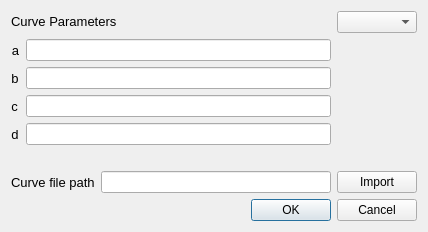
First picture: the form in TCDMeatApp_Qt(with ui)/TCDMeatApp_Qt_ui/settingdialog.ui, repository RockyXu66/TCD-Project-MeatSensor-Qt-WithGUI-Win, before the edit.
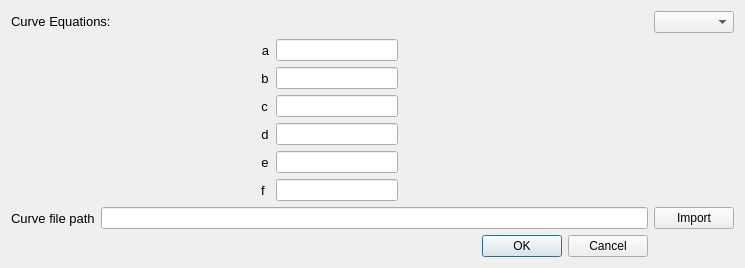
Second picture: the form after the edit.

Commit message: Add 5 fitting curves to the setting dialog.

Patch:
```diff
--- a/TCDMeatApp_Qt(with ui)/TCDMeatApp_Qt_ui/settingdialog.ui
+++ b/TCDMeatApp_Qt(with ui)/TCDMeatApp_Qt_ui/settingdialog.ui
@@ -6,45 +6,16 @@
    <rect>
     <x>0</x>
     <y>0</y>
-    <width>428</width>
-    <height>232</height>
+    <width>745</width>
+    <height>268</height>
    </rect>
   </property>
   <property name="windowTitle">
    <string>Setting</string>
   </property>
   <layout class="QGridLayout" name="gridLayout">
-   <item row="4" column="0" colspan="2">
-    <widget class="QDialogButtonBox" name="buttonBox">
-     <property name="orientation">
-      <enum>Qt::Horizontal</enum>
-     </property>
-     <property name="standardButtons">
-      <set>QDialogButtonBox::Cancel|QDialogButtonBox::Ok</set>
-     </property>
-    </widget>
-   </item>
-   <item row="3" column="1">
-    <widget class="QPushButton" name="pushButtonImportCurvePara">
-     <property name="sizePolicy">
-      <sizepolicy hsizetype="Fixed" vsizetype="Fixed">
-       <horstretch>0</horstretch>
-       <verstretch>0</verstretch>
-      </sizepolicy>
-     </property>
-     <property name="minimumSize">
-      <size>
-       <width>10</width>
-       <height>5</height>
-      </size>
-     </property>
-     <property name="text">
-      <string>Import</string>
-     </property>
-    </widget>
-   </item>
-   <item row="1" column="0">
-    <widget class="QLabel" name="label">
+   <item row="0" column="0">
+    <widget class="QLabel" name="labelCurveEquation">
      <property name="sizePolicy">
       <sizepolicy hsizetype="Minimum" vsizetype="Fixed">
        <horstretch>0</horstretch>
@@ -57,11 +28,21 @@
       </font>
      </property>
      <property name="text">
-      <string>Curve Parameters</string>
+      <string>Curve Equations: </string>
      </property>
     </widget>
    </item>
-   <item row="3" column="0">
+   <item row="0" column="1">
+    <widget class="QComboBox" name="comboBoxCurveType">
+     <property name="editable">
+      <bool>false</bool>
+     </property>
+     <property name="currentText">
+      <string/>
+     </property>
+    </widget>
+   </item>
+   <item row="2" column="0">
     <layout class="QHBoxLayout" name="horizontalLayout">
      <item>
       <widget class="QLabel" name="label_2">
@@ -80,8 +61,33 @@
      </item>
     </layout>
    </item>
-   <item row="2" column="0">
+   <item row="2" column="1">
+    <widget class="QPushButton" name="pushButtonImportCurvePara">
+     <property name="sizePolicy">
+      <sizepolicy hsizetype="Fixed" vsizetype="Fixed">
+       <horstretch>0</horstretch>
+       <verstretch>0</verstretch>
+      </sizepolicy>
+     </property>
+     <property name="minimumSize">
+      <size>
+       <width>10</width>
+       <height>5</height>
+      </size>
+     </property>
+     <property name="text">
+      <string>Import</string>
+     </property>
+    </widget>
+   </item>
+   <item row="1" column="0">
     <layout class="QFormLayout" name="formLayout">
+     <property name="leftMargin">
+      <number>250</number>
+     </property>
+     <property name="rightMargin">
+      <number>250</number>
+     </property>
      <item row="0" column="0">
       <widget class="QLabel" name="label_setting_a">
        <property name="font">
@@ -147,6 +153,16 @@
        </property>
       </widget>
      </item>
+     <item row="2" column="1">
+      <widget class="QLineEdit" name="lineEdit_setting_c">
+       <property name="sizePolicy">
+        <sizepolicy hsizetype="Minimum" vsizetype="Fixed">
+         <horstretch>40</horstretch>
+         <verstretch>0</verstretch>
+        </sizepolicy>
+       </property>
+      </widget>
+     </item>
      <item row="3" column="0">
       <widget class="QLabel" name="label_setting_d">
        <property name="font">
@@ -178,25 +194,77 @@
        </property>
       </widget>
      </item>
-     <item row="2" column="1">
-      <widget class="QLineEdit" name="lineEdit_setting_c">
+     <item row="4" column="0">
+      <widget class="QLabel" name="label_setting_e">
+       <property name="font">
+        <font>
+         <pointsize>10</pointsize>
+        </font>
+       </property>
+       <property name="text">
+        <string>e</string>
+       </property>
+       <property name="alignment">
+        <set>Qt::AlignCenter</set>
+       </property>
+      </widget>
+     </item>
+     <item row="4" column="1">
+      <widget class="QLineEdit" name="lineEdit_setting_e">
        <property name="sizePolicy">
         <sizepolicy hsizetype="Minimum" vsizetype="Fixed">
          <horstretch>40</horstretch>
          <verstretch>0</verstretch>
         </sizepolicy>
+       </property>
+       <property name="minimumSize">
+        <size>
+         <width>40</width>
+         <height>0</height>
+        </size>
+       </property>
+      </widget>
+     </item>
+     <item row="5" column="0">
+      <widget class="QLabel" name="label_setting_f">
+       <property name="font">
+        <font>
+         <pointsize>10</pointsize>
+        </font>
+       </property>
+       <property name="text">
+        <string>f</string>
+       </property>
+       <property name="alignment">
+        <set>Qt::AlignCenter</set>
+       </property>
+      </widget>
+     </item>
+     <item row="5" column="1">
+      <widget class="QLineEdit" name="lineEdit_setting_f">
+       <property name="sizePolicy">
+        <sizepolicy hsizetype="Minimum" vsizetype="Fixed">
+         <horstretch>40</horstretch>
+         <verstretch>0</verstretch>
+        </sizepolicy>
+       </property>
+       <property name="minimumSize">
+        <size>
+         <width>40</width>
+         <height>0</height>
+        </size>
        </property>
       </widget>
      </item>
     </layout>
    </item>
-   <item row="1" column="1">
-    <widget class="QComboBox" name="comboBoxCurveType">
-     <property name="editable">
-      <bool>false</bool>
+   <item row="3" column="0">
+    <widget class="QDialogButtonBox" name="buttonBox">
+     <property name="orientation">
+      <enum>Qt::Horizontal</enum>
      </property>
-     <property name="currentText">
-      <string/>
+     <property name="standardButtons">
+      <set>QDialogButtonBox::Cancel|QDialogButtonBox::Ok</set>
      </property>
     </widget>
    </item>
```
The commit also changes 25 other files.
